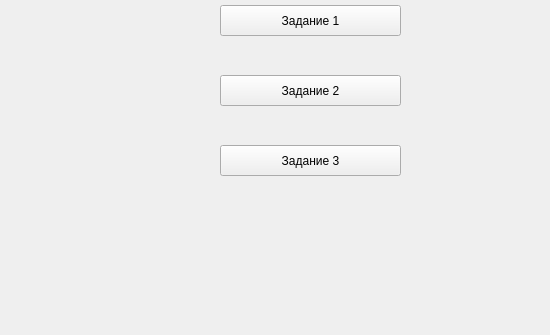
This is ui/taskSelect/taskSelect.ui in goldduck11/Ecology as Qt 5 draws it before an edit; both pictures show x 0 to 550 and y 145 to 480 of the 640 by 480 pixel window. The edited form follows.
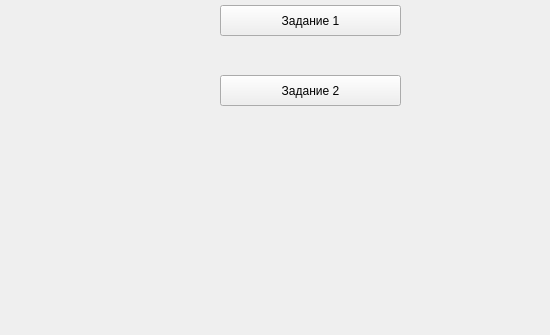
This is the edited form.

What changed in the file:
```diff
--- a/ui/taskSelect/taskSelect.ui
+++ b/ui/taskSelect/taskSelect.ui
@@ -58,19 +58,6 @@
      <string>Задание 2</string>
     </property>
    </widget>
-   <widget class="QPushButton" name="task_3">
-    <property name="geometry">
-     <rect>
-      <x>220</x>
-      <y>290</y>
-      <width>181</width>
-      <height>31</height>
-     </rect>
-    </property>
-    <property name="text">
-     <string>Задание 3</string>
-    </property>
-   </widget>
   </widget>
  </widget>
  <resources/>
```
